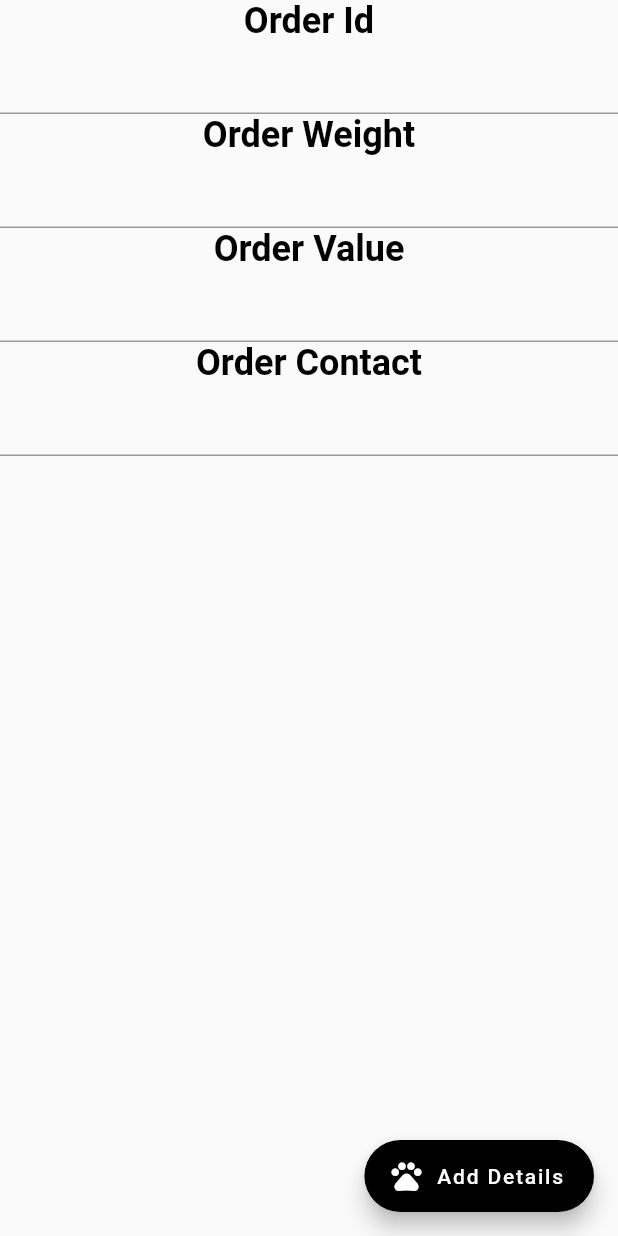
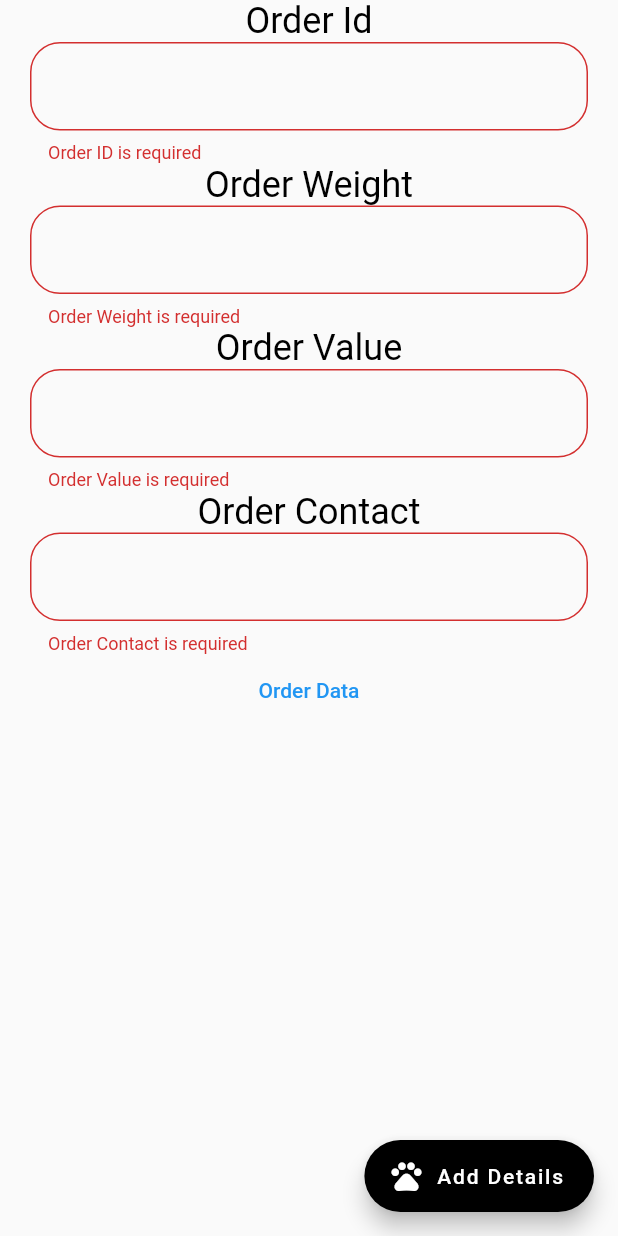
Before and after one commit to divyeshmehta1999/feedinginventorysystem, a Flutter app: the ChickenRice screen opened directly, after a tap on "Add Details", on a phone screen of 412 x 824 dp. Run offline on Flutter 3.47's test engine with Material 2 defaults, Android fonts, the phone set to English and light mode, and no system bars; our stand-ins replace cloud_firestore, firebase_core, get; accounts and stored records are empty.

Commit message:
fireabase integration,add,fetch,delete data from firebase

```diff
--- a/lib/ChickenRice.dart
+++ b/lib/ChickenRice.dart
@@ -1,5 +1,7 @@
+import 'package:anuaunty/ChickenOrderData.dart';
 import 'package:cloud_firestore/cloud_firestore.dart';
 import 'package:flutter/material.dart';
+import 'package:get/get.dart';
 
 import 'utils.dart';
 
@@ -11,22 +13,55 @@ class ChickenRice extends StatefulWidget {
 }
 
 class _ChickenRiceState extends State<ChickenRice> {
+  final _formKey = GlobalKey<FormState>();
+
   TextEditingController _orderId = TextEditingController();
   TextEditingController _orderWeight = TextEditingController();
   TextEditingController _contact = TextEditingController();
   TextEditingController _orderValue = TextEditingController();
+
   @override
   Widget build(BuildContext context) {
     return Scaffold(
       floatingActionButton: FloatingActionButton.extended(
         onPressed: () {
-          {
-            FirebaseFirestore.instance.collection('FoodMenu').add({
-              'Ordered By': _orderId.text,
+          if (_formKey.currentState!.validate()) {
+            // Form is valid, proceed with adding to Firestore
+            Get.dialog(AlertDialog(
+              title: Text('Order Details'),
+              actions: [
+                TextButton(
+                  onPressed: () {
+                    FirebaseFirestore.instance.collection('ChickenRice').add({
+                      'Order By': _orderId.text,
                       'Order Weight': _orderWeight.text,
                       'Order Value': _orderValue.text,
                       'Order Contact': _contact.text,
                     });
+                    _orderId.text = '';
+                    _orderWeight.text = '';
+                    _orderValue.text = '';
+                    _contact.text = '';
+                    Get.back();
+                  },
+                  child: Text('Confirm'),
+                ),
+                TextButton(
+                  onPressed: () {
+                    Get.back();
+                  },
+                  child: Text('Edit'),
+                ),
+              ],
+              content: Column(
+                children: [
+                  Text('Order ID: ${_orderId.text}'),
+                  Text('Order Weight: ${_orderWeight.text}'),
+                  Text('Order Value: ${_orderValue.text}'),
+                  Text('Order Contact: ${_contact.text}'),
+                ],
+              ),
+            ));
           }
         },
         icon: const Icon(IconData(0xe4a1, fontFamily: 'MaterialIcons')),
@@ -37,6 +72,11 @@ class _ChickenRiceState extends State<ChickenRice> {
         child: FractionallySizedBox(
           heightFactor: 1,
           widthFactor: 1,
+          child: SingleChildScrollView(
+            child: Form(
+              key: _formKey,
+              child: Padding(
+                padding: const EdgeInsets.only(left: 20.0, right: 20),
                 child: Column(
                   children: [
                     const Text(
@@ -45,6 +85,17 @@ class _ChickenRiceState extends State<ChickenRice> {
                     ),
                     TextFormField(
                       controller: _orderId,
+                      decoration: InputDecoration(
+                        border: OutlineInputBorder(
+                            borderRadius: BorderRadius.circular(20),
+                            borderSide: BorderSide(width: 5)),
+                      ),
+                      validator: (value) {
+                        if (value!.isEmpty) {
+                          return 'Order ID is required';
+                        }
+                        return null;
+                      },
                     ),
                     const Text(
                       "Order Weight",
@@ -52,6 +103,17 @@ class _ChickenRiceState extends State<ChickenRice> {
                     ),
                     TextFormField(
                       controller: _orderWeight,
+                      decoration: InputDecoration(
+                        border: OutlineInputBorder(
+                            borderRadius: BorderRadius.circular(20),
+                            borderSide: BorderSide(width: 5)),
+                      ),
+                      validator: (value) {
+                        if (value!.isEmpty) {
+                          return 'Order Weight is required';
+                        }
+                        return null;
+                      },
                     ),
                     const Text(
                       "Order Value",
@@ -60,6 +122,18 @@ class _ChickenRiceState extends State<ChickenRice> {
                     TextFormField(
                       controller: _orderValue,
                       keyboardType: const TextInputType.numberWithOptions(),
+                      decoration: InputDecoration(
+                        border: OutlineInputBorder(
+                            borderRadius: BorderRadius.circular(20),
+                            borderSide: BorderSide(width: 5)),
+                      ),
+                      validator: (value) {
+                        if (value!.isEmpty) {
+                          return 'Order Value is required';
+                        }
+                        // You can add more specific validation here if needed
+                        return null;
+                      },
                     ),
                     const Text(
                       "Order Contact",
@@ -68,8 +142,27 @@ class _ChickenRiceState extends State<ChickenRice> {
                     TextFormField(
                       controller: _contact,
                       keyboardType: const TextInputType.numberWithOptions(),
+                      decoration: InputDecoration(
+                        border: OutlineInputBorder(
+                            borderRadius: BorderRadius.circular(20),
+                            borderSide: BorderSide(width: 5)),
                       ),
+                      validator: (value) {
+                        if (value!.isEmpty) {
+                          return 'Order Contact is required';
+                        }
+                        return null;
+                      },
+                    ),
+                    TextButton(
+                        onPressed: () {
+                          Get.to(() => ChickenOrderData());
+                        },
+                        child: Text("Order Data"))
                   ],
+                ),
+              ),
+            ),
           ),
         ),
       ),
--- a/lib/main.dart
+++ b/lib/main.dart
@@ -1,8 +1,7 @@
+import 'package:anuaunty/SplashScreen.dart';
 import 'package:firebase_core/firebase_core.dart';
 import 'package:flutter/material.dart';
 import 'package:get/get.dart';
-
-import 'HomePage.dart';
 
 void main() async {
   WidgetsFlutterBinding.ensureInitialized();
@@ -16,6 +15,6 @@ class MyApp extends StatelessWidget {
   // This widget is the root of your application.
   @override
   Widget build(BuildContext context) {
-    return GetMaterialApp(home: HomePage());
+    return GetMaterialApp(home: SplashScreen());
   }
 }
--- a/lib/utils.dart
+++ b/lib/utils.dart
@@ -3,7 +3,6 @@ import 'package:flutter/material.dart';
 class TextStyles {
   static const TextStyle text = TextStyle(
     fontSize: 24,
-    fontWeight: FontWeight.bold,
     color: Colors.black,
   );
 }
--- a/pubspec.yaml
+++ b/pubspec.yaml
@@ -39,6 +39,7 @@ dependencies:
   firebase_core: ^2.15.1
   cloud_firestore: ^4.9.1
   get: ^4.6.5
+  firebase_database: ^10.2.5
 
 dev_dependencies:
   flutter_test:
```
Also changed, not shown: lib/HomePage.dart (+0 -7 lines), lib/Menu.dart (+38 -5 lines), pubspec.lock, 1 other file. Lines whose indentation alone changed are shown as unchanged.
